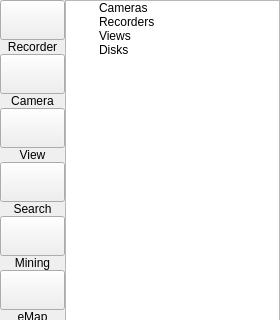
Above: veapp/main/vscdevicelist.ui from linkingvision/rapidvms before the change; both pictures show x 0 to 280 and y 0 to 320 of the 280 by 584 pixel window. Below: the same form after it.
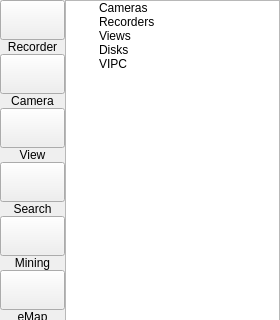
That is the form after the change. Icons and pictures are not drawn. Custom widgets are drawn as their Qt base class.

Commit message: readd vipc

What changed in the file:
```diff
--- a/veapp/main/vscdevicelist.ui
+++ b/veapp/main/vscdevicelist.ui
@@ -634,6 +634,15 @@
           <normaloff>:/device/resources/harddisk.png</normaloff>:/device/resources/harddisk.png</iconset>
         </property>
        </item>
+       <item>
+        <property name="text">
+         <string>VIPC</string>
+        </property>
+        <property name="icon">
+         <iconset resource="vscmainwindows.qrc">
+          <normaloff>:/device/resources/virtualipc.png</normaloff>:/device/resources/virtualipc.png</iconset>
+        </property>
+       </item>
       </widget>
      </item>
     </layout>
```
The commit also changes 1 other file.
